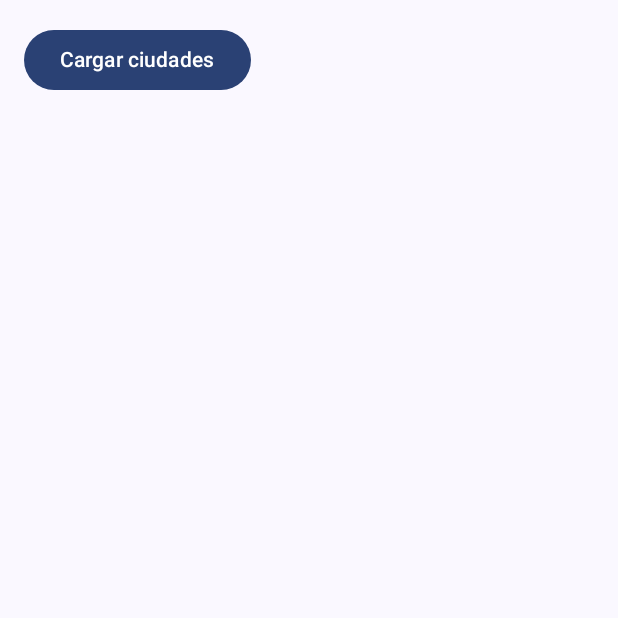
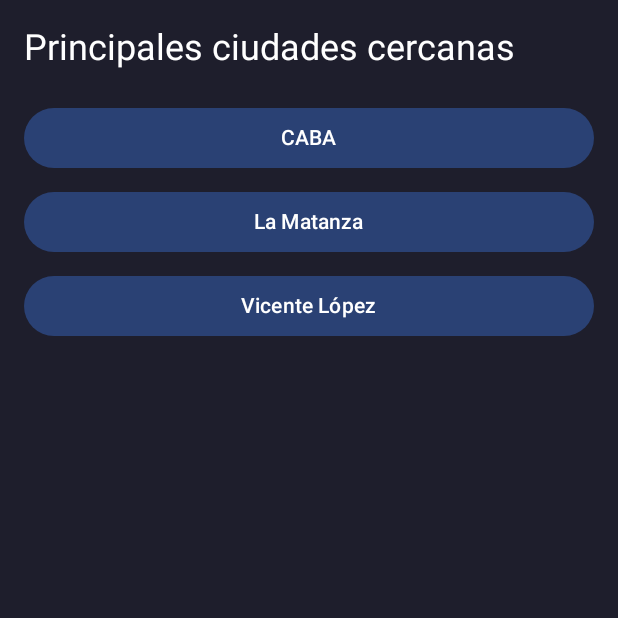
Before and after one commit to EzequielBosco/AppClima, an Android app built with Jetpack Compose: the composable CitiesScreen shown on its own in the app's theme, on a phone screen of 412 x 824 dp, the top half of it. Run offline under Robolectric (Android 15) with nearby library versions, the phone set to English and light mode, and no system bars.

Commit message:
retoques a la UI

```diff
--- a/app/build.gradle.kts
+++ b/app/build.gradle.kts
@@ -56,4 +56,8 @@ dependencies {
     androidTestImplementation(libs.androidx.ui.test.junit4)
     debugImplementation(libs.androidx.ui.tooling)
     debugImplementation(libs.androidx.ui.test.manifest)
+    implementation(libs.kotlinx.coroutines.core)
+    implementation(libs.kotlinx.coroutines.android)
+    implementation(libs.androidx.lifecycle.viewmodel.ktx)
+
 }
--- a/app/src/main/java/com/appclima/MainActivity.kt
+++ b/app/src/main/java/com/appclima/MainActivity.kt
@@ -10,7 +10,7 @@ class MainActivity : ComponentActivity() {
     override fun onCreate(savedInstanceState: Bundle?) {
         super.onCreate(savedInstanceState)
         setContent {
-            WeatherScreen()
+            CitiesScreen()
         }
     }
 }
--- a/app/src/main/java/com/appclima/ui/screens/CitiesScreen.kt
+++ b/app/src/main/java/com/appclima/ui/screens/CitiesScreen.kt
@@ -1,30 +1,47 @@
 package com.appclima.ui.screens
 
+import androidx.compose.foundation.background
 import androidx.compose.foundation.layout.*
-import androidx.compose.material3.*
-import androidx.compose.runtime.*
+import androidx.compose.material3.Button
+import androidx.compose.material3.Text
+import androidx.compose.material3.MaterialTheme
+import androidx.compose.runtime.Composable
 import androidx.compose.ui.Modifier
+import androidx.compose.ui.graphics.Color
 import androidx.compose.ui.unit.dp
-import com.appclima.viewmodel.CitiesViewModel
+
+data class City(val name: String)
 
 @Composable
-fun CitiesScreen(viewModel: CitiesViewModel = CitiesViewModel()) {
+fun CitiesScreen() {
+    val cities = listOf(
+        City("CABA"),
+        City("La Matanza"),
+        City("Vicente López")
+    )
+
     Column(
         modifier = Modifier
             .fillMaxSize()
+            .background(Color(0xFF1E1E2C))
             .padding(16.dp)
     ) {
-        Button(onClick = { viewModel.loadCities() }) {
-            Text("Cargar ciudades")
-        }
+        Text(
+            text = "Principales ciudades cercanas",
+            style = MaterialTheme.typography.headlineSmall,
+            color = Color.White
+        )
 
         Spacer(modifier = Modifier.height(16.dp))
 
-        if (viewModel.isLoading) {
-            Text("Cargando...")
-        } else {
-            viewModel.cities.forEach { city ->
-                Text(text = "Ciudad: ${city.name}")
+        cities.forEach { city ->
+            Button(
+                onClick = { /* TODO */ },
+                modifier = Modifier
+                    .fillMaxWidth()
+                    .padding(vertical = 4.dp)
+            ) {
+                Text(text = city.name)
             }
         }
     }
--- a/gradle/libs.versions.toml
+++ b/gradle/libs.versions.toml
@@ -8,8 +8,13 @@ espressoCore = "3.6.1"
 lifecycleRuntimeKtx = "2.9.0"
 activityCompose = "1.10.1"
 composeBom = "2024.09.00"
+kotlinx-coroutines = "1.7.3"
+androidx-lifecycle-viewmodel = "2.7.0"
 
 [libraries]
+kotlinx-coroutines-core = { group = "org.jetbrains.kotlinx", name = "kotlinx-coroutines-core", version.ref = "kotlinx-coroutines" }
+kotlinx-coroutines-android = { group = "org.jetbrains.kotlinx", name = "kotlinx-coroutines-android", version.ref = "kotlinx-coroutines" }
+androidx-lifecycle-viewmodel-ktx = { group = "androidx.lifecycle", name = "lifecycle-viewmodel-ktx", version.ref = "androidx-lifecycle-viewmodel" }
 androidx-core-ktx = { group = "androidx.core", name = "core-ktx", version.ref = "coreKtx" }
 junit = { group = "junit", name = "junit", version.ref = "junit" }
 androidx-junit = { group = "androidx.test.ext", name = "junit", version.ref = "junitVersion" }
```
Also changed, not shown: app/src/main/java/com/appclima/viewmodel/CitiesViewModel.kt (+23 -14 lines).
